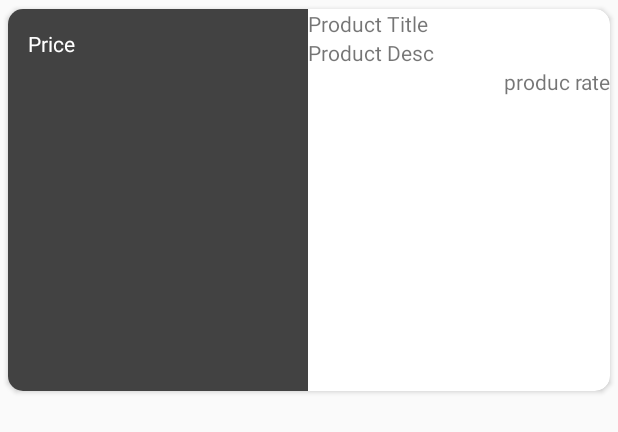
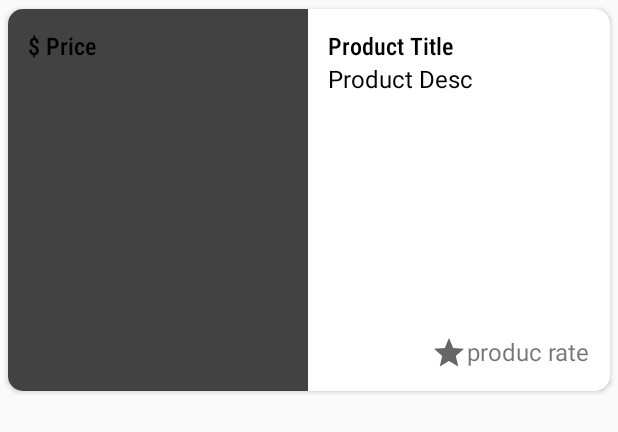
Before and after one commit to tiscoco/test_TieasNurA, an Android app: the layout card_row.xml on its own in the app's theme, with its tools: preview values and no code run, on a phone screen of 412 x 824 dp. Shown: the top 432 px of the screen. Run offline under Robolectric (Android 15) with nearby library versions, the phone set to English and light mode, and no system bars; network calls fail.

```diff
--- /dev/null
+++ b/app/src/main/res/drawable/ic_baseline_star_24.xml
@@ -0,0 +1,10 @@
+<vector xmlns:android="http://schemas.android.com/apk/res/android"
+    android:width="24dp"
+    android:height="24dp"
+    android:viewportWidth="24"
+    android:viewportHeight="24"
+    android:tint="?attr/colorControlNormal">
+  <path
+      android:fillColor="@android:color/white"
+      android:pathData="M12,17.27L18.18,21l-1.64,-7.03L22,9.24l-7.19,-0.61L12,2 9.19,8.63 2,9.24l5.46,4.73L5.82,21z"/>
+</vector>
--- a/app/src/main/res/layout/card_row.xml
+++ b/app/src/main/res/layout/card_row.xml
@@ -13,7 +13,8 @@
         <LinearLayout
             android:layout_width="match_parent"
             android:layout_height="match_parent"
-            android:orientation="horizontal">
+            android:orientation="horizontal"
+            >
             <RelativeLayout
                 android:layout_width="wrap_content"
                 android:layout_height="wrap_content">
@@ -21,39 +22,81 @@
                     android:id="@+id/prod_image"
                     android:layout_width="300px"
                     android:layout_height="400px"
+                    android:scaleType="centerCrop"
                     android:background="@drawable/image_placeholder"/>
+            <LinearLayout
+                android:layout_width="wrap_content"
+                android:layout_height="wrap_content"
+                android:padding="20px">
+                <TextView
+                    android:layout_width="wrap_content"
+                    android:layout_height="wrap_content"
+                    android:textSize="16dp"
+                    android:text="$ "
+                    android:textColor="#000"
+                    android:fontFamily="sans-serif-condensed-medium"
+                    />
                 <TextView
                     android:id="@+id/prod_price"
                     android:layout_width="wrap_content"
                     android:layout_height="wrap_content"
                     android:text="Price"
-                    android:layout_margin="20px"
-                    android:textColor="#fff"/>
+                    android:textSize="16dp"
+                    android:fontFamily="sans-serif-condensed-medium"
+                    android:textColor="#000"/>
+            </LinearLayout>
+
             </RelativeLayout>
-
+        <RelativeLayout
+            android:layout_width="match_parent"
+            android:layout_height="match_parent">
             <LinearLayout
                 android:layout_width="match_parent"
                 android:layout_height="wrap_content"
-            android:orientation="vertical">
+                android:orientation="vertical"
+                android:padding="20px">
                 <TextView
                     android:id="@+id/prod_title"
                     android:layout_width="wrap_content"
                     android:layout_height="wrap_content"
+                    android:fontFamily="sans-serif-condensed-medium"
+                    android:textColor="#000"
+                    android:textSize="16dp"
                     android:text="Product Title"/>
                 <TextView
                     android:id="@+id/prod_desc"
                     android:layout_width="wrap_content"
                     android:layout_height="wrap_content"
-                android:text="Product Desc"/>
+                    android:textSize="16dp"
+                    android:maxLines="4"
+                    android:text="Product Desc"
+                    android:textColor="#000"/>
+
+
+            </LinearLayout>
+            <LinearLayout
+                android:layout_width="wrap_content"
+                android:layout_height="wrap_content"
+                android:orientation="horizontal"
+                android:padding="20px"
+                android:layout_alignParentRight="true"
+                android:layout_alignParentBottom="true"
+                android:layout_gravity="right"
+                android:gravity="right"
+                android:foregroundGravity="right">
+                <ImageView
+                    android:layout_width="wrap_content"
+                    android:layout_height="wrap_content"
+                    android:src="@drawable/ic_baseline_star_24"/>
                 <TextView
                     android:id="@+id/prod_rate"
                     android:layout_width="match_parent"
                     android:layout_height="wrap_content"
-                android:text="produc rate"
-                android:layout_gravity="right"
-                android:foregroundGravity="right"
-                android:gravity="right"/>
+                    android:textSize="16dp"
+                    android:text="produc rate" />
             </LinearLayout>
+        </RelativeLayout>
+
         </LinearLayout>
     </androidx.cardview.widget.CardView>
 </LinearLayout>
```
Also changed, not shown: app/src/main/java/com/test_tieasnura/MainActivity.java (+36 -28 lines), app/src/main/java/com/test_tieasnura/adapter/product_adapter.java (+7 -4 lines), app/src/main/res/layout/activity_main.xml (+6 -3 lines). Lines whose indentation alone changed are shown as unchanged.
